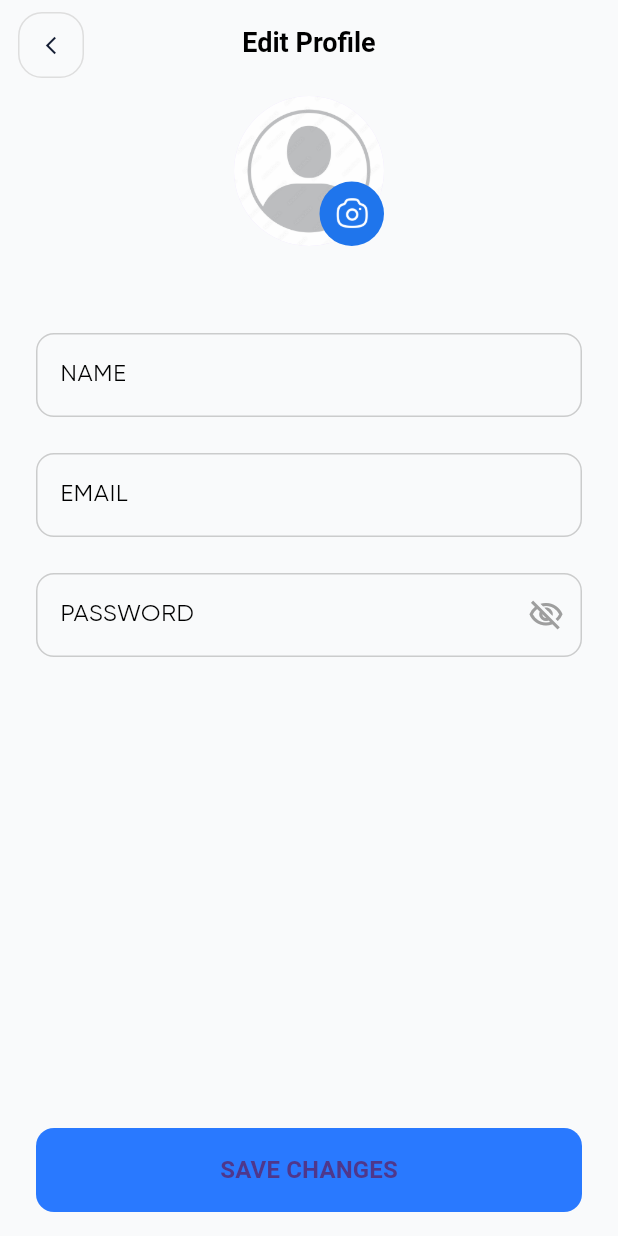
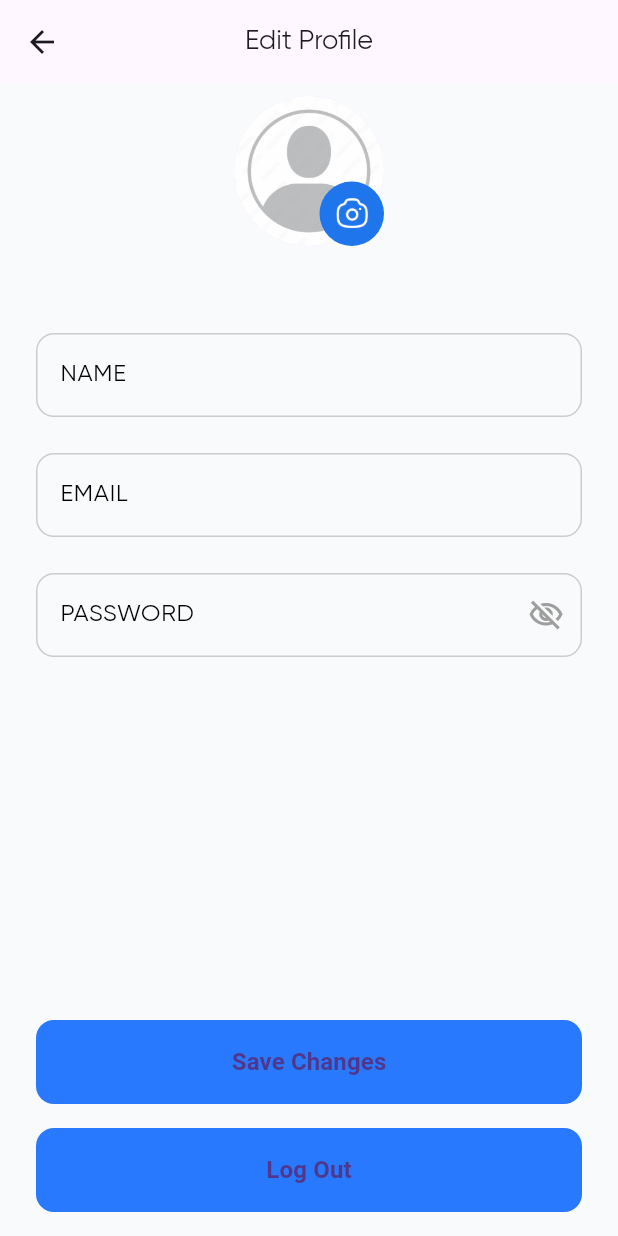
Before and after one commit to mohammedishtaiwi/gradproj2, a Flutter app: the editprofile screen opened directly, on a phone screen of 412 x 824 dp. Run offline on Flutter 3.47's test engine with Material 3 defaults, Android fonts, the phone set to English and light mode, and no system bars; our stand-ins replace barcode_widget, cloud_firestore, firebase_auth, firebase_core, firebase_storage, fluttertoast and 5 more; missing offline and left inert: dialog_flowtter, image_picker_for_web, shared_preferences_web, smart_auth, vertical_weight_slider; accounts and stored records are empty; network calls fail; project files that could hold a hidden picture were left out.

```diff
--- a/lib/editprofile.dart
+++ b/lib/editprofile.dart
@@ -55,43 +55,8 @@ class _editprofileState extends State<editprofile> {
   late File imgFile;
   final imagepicker = ImagePicker();
 
-  // Widget displayimage() {
-  //   if (imgFile == null){
-  //     return Text("No Image selected");
-  //   }
-  //
-  // }
-
-  // List<String> items = [
-  //   'MALE',
-  //   'FEMALE',
-  // ];
-
-  // List<String> items2 = [
-  //   'England',
-  //   'USA',
-  //   'India',
-  //   'Pakistan',
-  //   'Canada',
-  //   'Germany',
-  //   'Afghanistan',
-  //   'South Africa',
-  //   'Dubai'
-  //       'Paris'
-  //       'Ireland'
-  //       'Sri Lanka'
-  //       'Australia'
-  //       'Singapore'
-  // ];
-
-  // String? selectedValue;
-  // String? selectedValue2;
-
   @override
   void initState() {
-    // TODO: implement initState
-    // selectedValue = items.first;
-    // selectedValue2 = items2.first;
     _user = _auth.currentUser;
     _newName = widget.currentName;
     _newUsername = widget.currentUsername;
@@ -181,78 +146,61 @@ class _editprofileState extends State<editprofile> {
     return Scaffold(
       backgroundColor: notifire.backgroundallscreenColor,
       appBar: AppBar(
-        elevation: 0,
-        centerTitle: true,
-        backgroundColor: notifire.backgroundallscreenColor,
-        automaticallyImplyLeading: false,
-        leading: Padding(
-          padding: const EdgeInsets.only(left: 12),
-          child: GestureDetector(
-            onTap: () {
-              Navigator.of(context).pop(
-                MaterialPageRoute(
-                  builder: (BuildContext context) => const home1(),
-                ),
-              );
-            },
-            child: Padding(
-              padding: const EdgeInsets.only(bottom: 4, top: 8),
-              child: Container(
-                height: 48,
-                width: 48,
-                decoration: BoxDecoration(
-                    border: Border.all(color: notifire.backbuttonborderColor),
-                    borderRadius: BorderRadius.circular(16)),
-                alignment: Alignment.center,
-                child: Center(
-                  child: IconButton(
-                    icon: Icon(
-                      Icons.arrow_back_ios_new_outlined,
-                      color: notifire.backbuttoniconColor,
-                    ),
-                    iconSize: 14,
-                    color: Colors.black,
-                    onPressed: () {
-                      Navigator.of(context).pop(
-                        MaterialPageRoute(
-                          builder: (BuildContext context) => const home1(),
-                        ),
-                      );
-                    },
+        title: const Text(
+          'Edit Profile',
+          style: TextStyle(
+            fontWeight: FontWeight.w500,
+            fontSize: 18,
+            fontFamily: 'Gilroy',
           ),
         ),
-              ),
-            ),
-          ),
-        ),
-        title: Text(
-          "Edit Profile",
-          style: TextStyle(
-              color: notifire.getdarkscolor,
-              fontWeight: FontWeight.w600,
-              fontSize: 18),
-        ),
+        automaticallyImplyLeading: true,
+        centerTitle: true,
       ),
       floatingActionButtonLocation: FloatingActionButtonLocation.centerFloat,
       floatingActionButton: Padding(
         padding: const EdgeInsets.only(left: 24, right: 24),
-        child: SizedBox(
+        child: Column(
+          mainAxisAlignment: MainAxisAlignment.end,
+          children: [
+            SizedBox(
               width: double.infinity,
               height: 56,
               child: FloatingActionButton.extended(
                 label: const Text(
-              "SAVE CHANGES",
+                  "Save Changes",
                   style: TextStyle(fontWeight: FontWeight.w600, fontSize: 16),
                 ),
+                onPressed: () {
+                  _saveChanges(context);
+                },
                 elevation: 0,
                 shape: RoundedRectangleBorder(
                   borderRadius: BorderRadius.circular(12),
                 ),
                 backgroundColor: Colors.blueAccent.shade400,
+              ),
+            ),
+            SizedBox(height: 16),
+            SizedBox(
+              width: double.infinity,
+              height: 56,
+              child: FloatingActionButton.extended(
+                label: const Text(
+                  "Log Out",
+                  style: TextStyle(fontWeight: FontWeight.w600, fontSize: 16),
+                ),
                 onPressed: () {
-              _saveChanges(context);
+                  _signOut(context);
                 },
+                elevation: 0,
+                shape: RoundedRectangleBorder(
+                  borderRadius: BorderRadius.circular(12),
                 ),
+                backgroundColor: Colors.blueAccent.shade400,
+              ),
+            ),
+          ],
         ),
       ),
       body: SingleChildScrollView(
@@ -461,4 +409,9 @@ class _editprofileState extends State<editprofile> {
       print('Failed to fetch user data: $error');
     }
   }
+
+  Future<void> _signOut(BuildContext context) async {
+    await _auth.signOut();
+    Navigator.pushReplacementNamed(context, '/');
   }
+}
--- a/lib/homepage1.dart
+++ b/lib/homepage1.dart
@@ -121,7 +121,7 @@ class _home1State extends State<home1> with TickerProviderStateMixin {
                             fontFamily: "gilroy",
                             fontSize: 12,
                             color: notifire.getdarkscolor,
-                            fontWeight: FontWeight.w400),
+                            fontWeight: FontWeight.w500),
                       ),
                       Row(
                         children: [
--- a/lib/notificationmain.dart
+++ b/lib/notificationmain.dart
@@ -70,7 +70,7 @@ class _NotificationPageState extends State<NotificationPage> {
         title: Text(
           "Flight Status Updates",
           style: TextStyle(
-            fontWeight: FontWeight.w400,
+            fontWeight: FontWeight.w500,
             fontSize: 18,
             fontFamily: 'Gilroy',
           ),
```
Also changed, not shown: lib/pages/BookedTicketsPage.dart (+57 -33 lines), lib/pages/chat_bot.dart (+12 -1 lines), lib/pages/tickets.dart (+34 -33 lines), lib/paymentinfo.dart (+8 -52 lines), lib/tripsdetailsdetailpage.dart (+54 -44 lines). Lines whose indentation alone changed are shown as unchanged.
